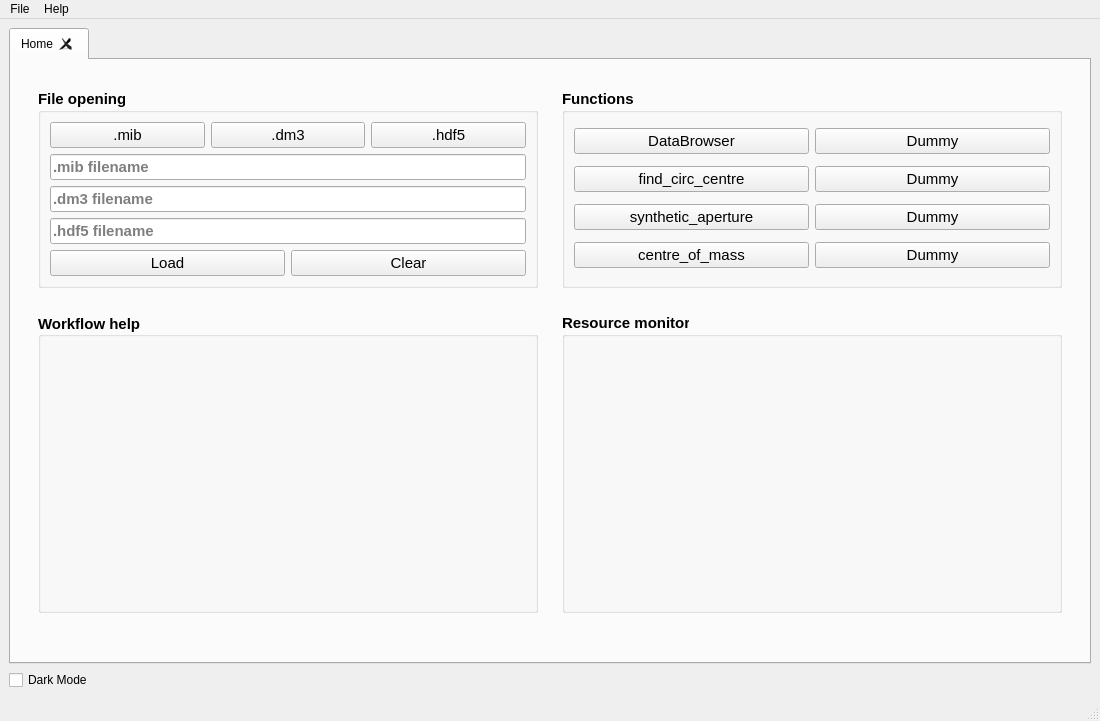
Before: the Qt Designer form fpd_explorer/res/homescreen.ui in CS26-FPD-Explorer/FPD-Explorer, drawn with Qt 5.
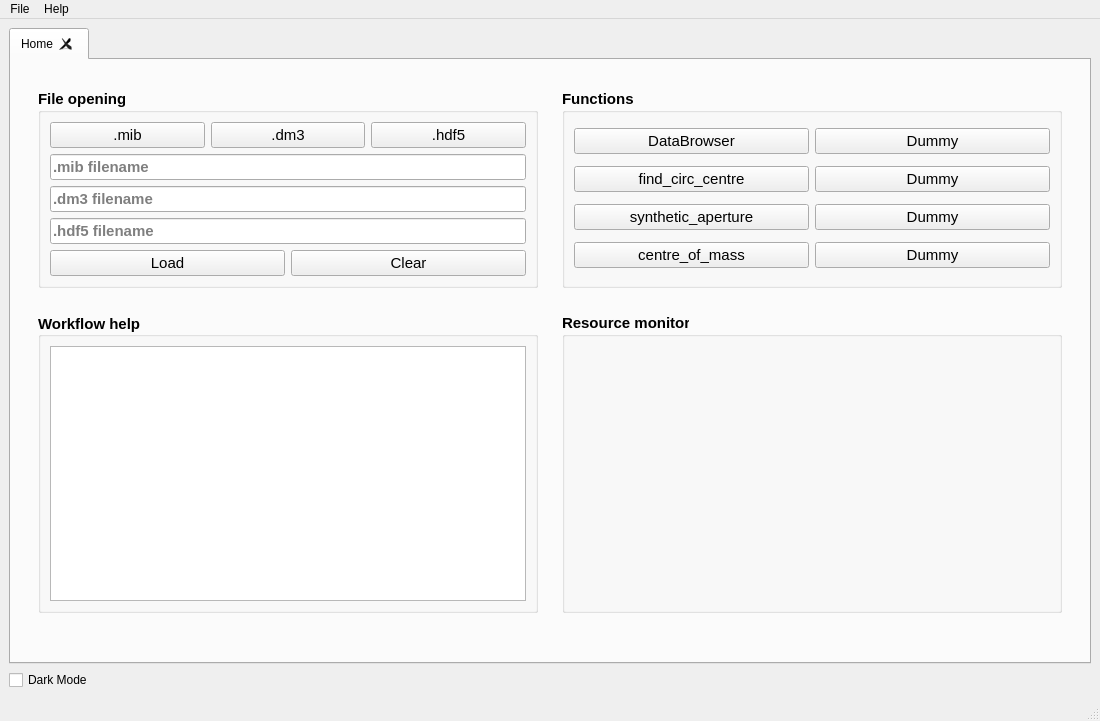
After: the same form once the commit is applied. Custom widgets are drawn as their Qt base class.

Commit message: Basic logging in the main window implemented

The edit to the form file:
```diff
--- a/fpd_explorer/res/homescreen.ui
+++ b/fpd_explorer/res/homescreen.ui
@@ -71,7 +71,15 @@
           <property name="flat">
            <bool>false</bool>
           </property>
-          <layout class="QGridLayout" name="gridLayout_5"/>
+          <layout class="QGridLayout" name="gridLayout_5">
+           <item row="0" column="0">
+            <widget class="QPlainTextEdit" name="log_text">
+             <property name="readOnly">
+              <bool>true</bool>
+             </property>
+            </widget>
+           </item>
+          </layout>
          </widget>
         </item>
         <item row="0" column="3">
```
The commit also changes 2 other files.
